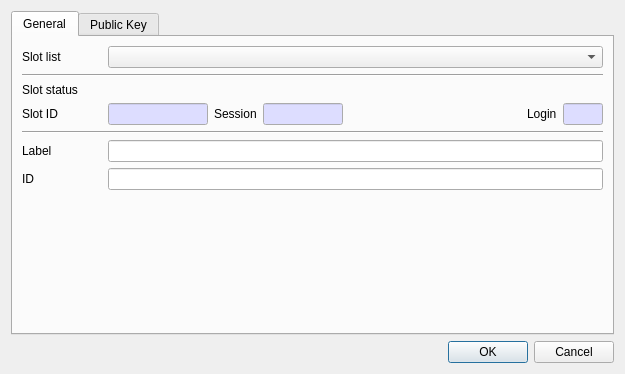
Above: CryptokiMan/create_ec_pub_key_dlg.ui from jykim74/CryptokiMan before the change. Below: the same form after it.
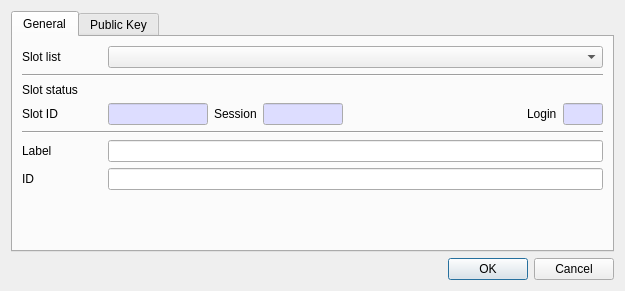
That is the form after the change.

Diff of the .ui file:
```diff
--- a/CryptokiMan/create_ec_pub_key_dlg.ui
+++ b/CryptokiMan/create_ec_pub_key_dlg.ui
@@ -7,7 +7,7 @@
     <x>0</x>
     <y>0</y>
     <width>625</width>
-    <height>374</height>
+    <height>279</height>
    </rect>
   </property>
   <property name="windowTitle">
```
